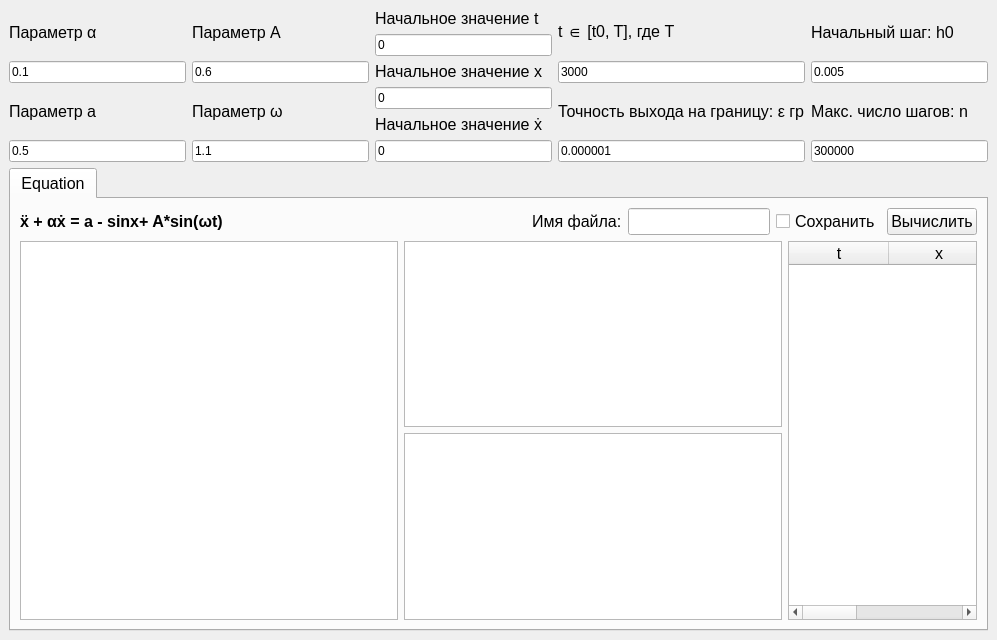
First picture: the form in mainwindow.ui, repository biareactor/course_work, before the edit.
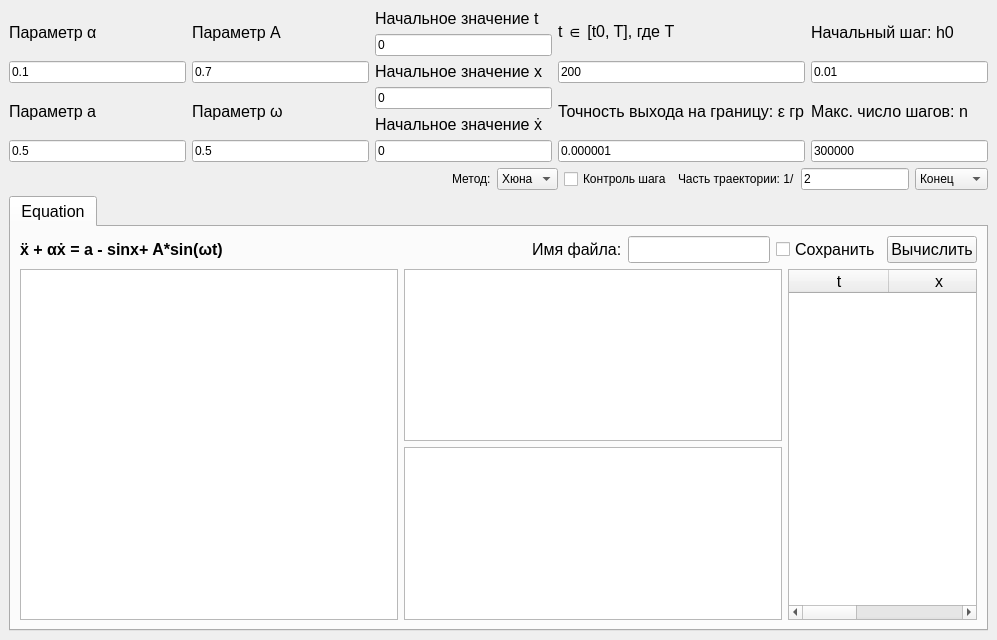
Second picture: the form after the edit. Custom widgets are drawn as their Qt base class.

Commit message: add choice of step control, part, select_border, choice of method

What changed in the file:
```diff
--- a/mainwindow.ui
+++ b/mainwindow.ui
@@ -45,7 +45,7 @@
     <item row="0" column="0">
      <layout class="QVBoxLayout" name="verticalLayout_23">
       <item>
-       <layout class="QHBoxLayout" name="horizontalLayout">
+       <layout class="QHBoxLayout" name="horizontalLayout_2">
         <item>
          <layout class="QVBoxLayout" name="verticalLayout_15">
           <item>
@@ -115,7 +115,7 @@
             <item>
              <widget class="QLineEdit" name="A">
               <property name="text">
-               <string>0.6</string>
+               <string>0.7</string>
               </property>
              </widget>
             </item>
@@ -138,7 +138,7 @@
             <item>
              <widget class="QLineEdit" name="omega">
               <property name="text">
-               <string>1.1</string>
+               <string>0.5</string>
               </property>
              </widget>
             </item>
@@ -240,7 +240,7 @@
             <item>
              <widget class="QLineEdit" name="border">
               <property name="text">
-               <string>3000</string>
+               <string>200</string>
               </property>
              </widget>
             </item>
@@ -290,7 +290,7 @@
             <item>
              <widget class="QLineEdit" name="h0">
               <property name="text">
-               <string>0.005</string>
+               <string>0.01</string>
               </property>
              </widget>
             </item>
@@ -324,6 +324,90 @@
        </layout>
       </item>
       <item>
+       <layout class="QHBoxLayout" name="horizontalLayout">
+        <item>
+         <spacer name="horizontalSpacer">
+          <property name="orientation">
+           <enum>Qt::Horizontal</enum>
+          </property>
+          <property name="sizeHint" stdset="0">
+           <size>
+            <width>40</width>
+            <height>20</height>
+           </size>
+          </property>
+         </spacer>
+        </item>
+        <item>
+         <widget class="QLabel" name="label_9">
+          <property name="text">
+           <string>Метод:</string>
+          </property>
+         </widget>
+        </item>
+        <item>
+         <widget class="QComboBox" name="method">
+          <item>
+           <property name="text">
+            <string>Хюна</string>
+           </property>
+          </item>
+          <item>
+           <property name="text">
+            <string>РК 4</string>
+           </property>
+          </item>
+         </widget>
+        </item>
+        <item>
+         <widget class="QCheckBox" name="step_control">
+          <property name="text">
+           <string>Контроль шага</string>
+          </property>
+         </widget>
+        </item>
+        <item>
+         <widget class="QLabel" name="label_7">
+          <property name="text">
+           <string>Часть траектории: 1/</string>
+          </property>
+         </widget>
+        </item>
+        <item>
+         <widget class="QLineEdit" name="part">
+          <property name="sizePolicy">
+           <sizepolicy hsizetype="Preferred" vsizetype="Fixed">
+            <horstretch>0</horstretch>
+            <verstretch>0</verstretch>
+           </sizepolicy>
+          </property>
+          <property name="text">
+           <string>2</string>
+          </property>
+         </widget>
+        </item>
+        <item>
+         <widget class="QComboBox" name="select_border">
+          <property name="currentIndex">
+           <number>1</number>
+          </property>
+          <item>
+           <property name="text">
+            <string>Начало</string>
+           </property>
+          </item>
+          <item>
+           <property name="text">
+            <string>Конец</string>
+           </property>
+          </item>
+         </widget>
+        </item>
+       </layout>
+      </item>
+     </layout>
+    </item>
+    <item row="1" column="0">
        <widget class="QTabWidget" name="tab_widget">
         <property name="sizePolicy">
          <sizepolicy hsizetype="Expanding" vsizetype="Expanding">
@@ -484,8 +568,6 @@
          </layout>
         </widget>
        </widget>
-      </item>
-     </layout>
     </item>
    </layout>
   </widget>
```
Left out of the diff: 4 changed lines with no effect on the pictures. Lines whose indentation alone changed are shown as unchanged. The commit also changes 2 other files.
